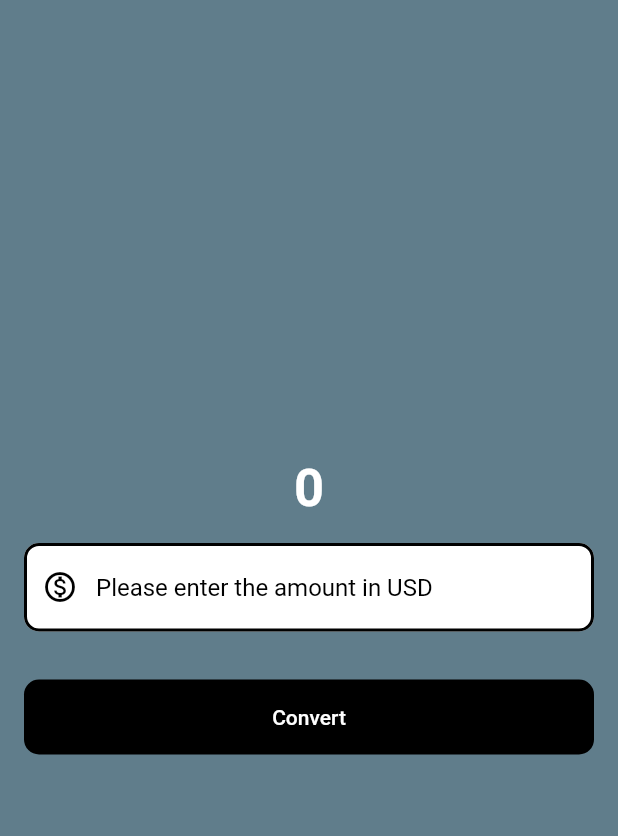
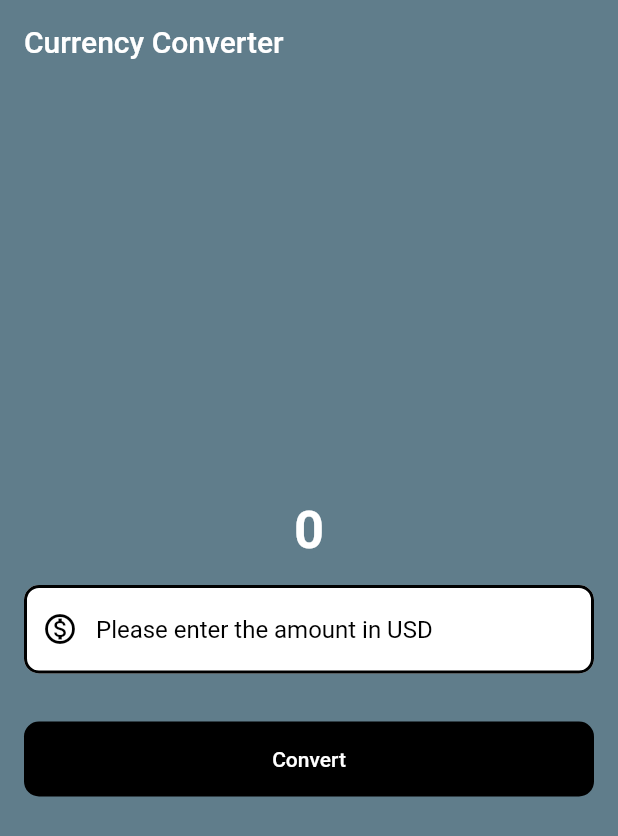
Before and after one commit to gopalkrushnas063/Currency_Converter_App, a Flutter app: the screen it shows after launch, on a phone screen of 412 x 824 dp. Shown: the top 836 px of the screen. Run offline on Flutter 3.47's test engine with Material 2 defaults, Android fonts, the phone set to English and light mode, and no system bars.

Commit message:
AppBar added

```diff
--- a/lib/currency_converter_material_page.dart
+++ b/lib/currency_converter_material_page.dart
@@ -18,6 +18,11 @@ class CurrencyConverterMaterialPage extends StatelessWidget {
 
     return Scaffold(
       backgroundColor: Colors.blueGrey,
+      appBar: AppBar(
+        backgroundColor: Colors.blueGrey,
+        elevation: 0,
+        title: const Text('Currency Converter'),
+      ),
       body: Center(
         child: Column(
           mainAxisAlignment: MainAxisAlignment.center,
```
